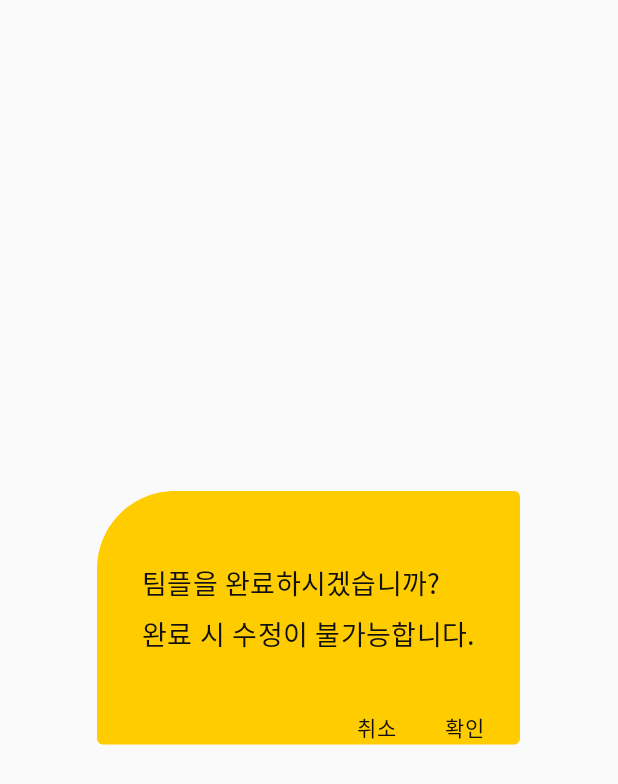
After one commit to YAPP13th-DOTO/DITO_Android, an Android app: the layout dialog_roomfinish.xml on its own in the app's theme, with its tools: preview values and no code run, on a phone screen of 412 x 824 dp. The commit adds this screen. Shown: the top 784 px of the screen. Run offline under Robolectric (Android 15) with nearby library versions, the phone set to English and light mode, and no system bars; Roboto replaces fonts that are not available here.

Commit message:
방 종료 기능 구현
- 방종료 클릭 시 dialog 추가
- 종료할 경우 서버로 데이터 전송 완료

```diff
--- a/YappProject/app/src/main/res/layout/activity_room_detail.xml
+++ b/YappProject/app/src/main/res/layout/activity_room_detail.xml
@@ -113,6 +113,7 @@
                     android:textSize="15sp"
                     android:fontFamily="@font/robotobold"
                     android:textStyle="bold"
+                    android:foreground="?android:attr/selectableItemBackgroundBorderless"
                     android:textColor="#111111"
                     android:lineSpacingExtra="5sp"
                     android:gravity="end"
--- /dev/null
+++ b/YappProject/app/src/main/res/layout/dialog_roomfinish.xml
@@ -0,0 +1,52 @@
+<?xml version="1.0" encoding="utf-8"?>
+<RelativeLayout
+    xmlns:android="http://schemas.android.com/apk/res/android"
+    android:layout_width="282dp"
+    android:layout_height="169dp"
+    android:layout_gravity="center"
+    android:background="@drawable/dialog_complete_background">
+
+    <TextView
+        android:id="@+id/text"
+        android:layout_width="wrap_content"
+        android:layout_height="wrap_content"
+        android:textSize="18sp"
+        android:fontFamily="@font/nanumbarungothicotf"
+        android:layout_marginTop="48dp"
+        android:layout_marginLeft="30dp"
+        android:textColor="@color/black"
+        android:letterSpacing="0.01"
+        android:lineSpacingExtra="7sp"
+        android:text="팀플을 완료하시겠습니까?\n완료 시 수정이 불가능합니다."
+        />
+    <TextView
+        android:id="@+id/cancel_tv"
+        android:layout_width="wrap_content"
+        android:layout_height="wrap_content"
+        android:textSize="14sp"
+        android:textColor="#111111"
+        android:letterSpacing="0.07"
+        android:fontFamily="@font/nanumbarungothicotf"
+        android:layout_toLeftOf="@id/ok_tv"
+        android:layout_marginTop="38dp"
+        android:layout_below="@+id/text"
+        android:layout_marginRight="32dp"
+        android:lineSpacingExtra="11sp"
+        android:text="취소"
+        />
+    <TextView
+        android:id="@+id/ok_tv"
+        android:layout_width="wrap_content"
+        android:layout_height="wrap_content"
+        android:layout_alignParentRight="true"
+        android:layout_marginRight="23dp"
+        android:layout_marginTop="38dp"
+        android:layout_below="@+id/text"
+        android:letterSpacing="0.07"
+        android:lineSpacingExtra="11sp"
+        android:textColor="#111111"
+        android:textSize="14sp"
+        android:fontFamily="@font/nanumbarungothicotf"
+        android:text="확인"/>
+
+</RelativeLayout>
```
Also changed, not shown: YappProject/app/src/main/java/com/example/kiyon/yappproject/RoomDetailActivity.java (+68 -1 lines), YappProject/app/src/main/java/com/example/kiyon/yappproject/common/ApiService.java (+7 -0 lines), YappProject/app/src/main/res/drawable-hdpi/dialog_complete_background.png (added), YappProject/app/src/main/res/drawable-mdpi/dialog_complete_background.png (added), YappProject/app/src/main/res/drawable-xhdpi/dialog_complete_background.png (added), YappProject/app/src/main/res/drawable-xxhdpi/dialog_complete_background.png (added), YappProject/app/src/main/res/drawable-xxxhdpi/dialog_complete_background.png (added).
